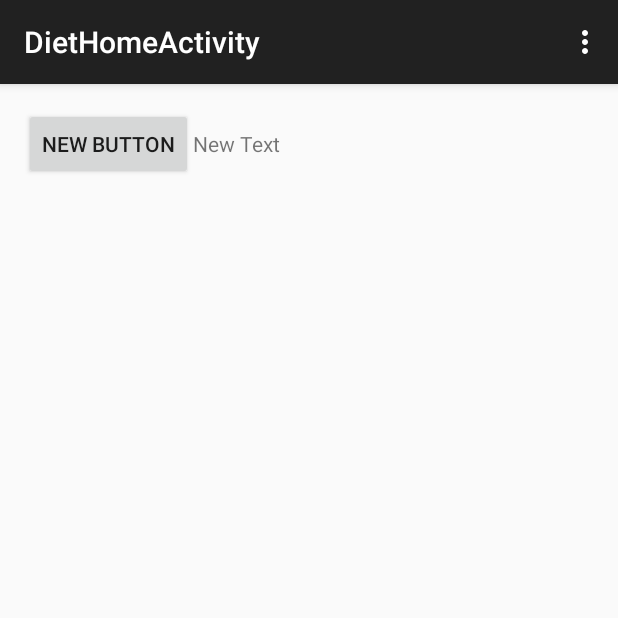
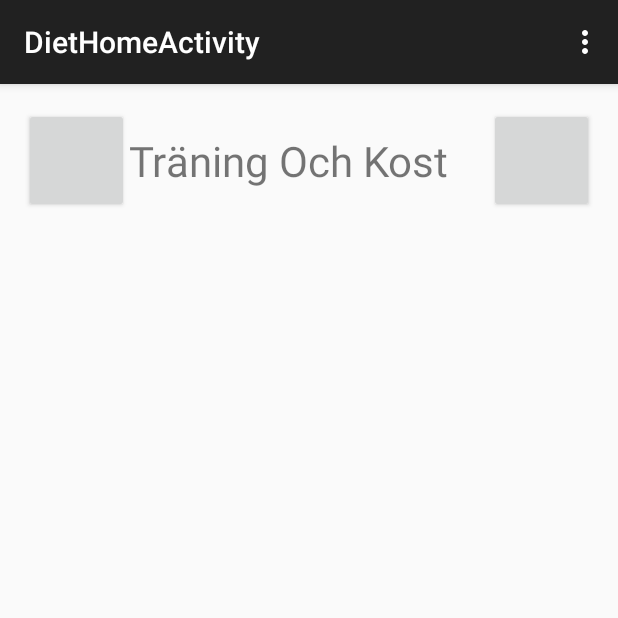
Before and after one commit to VitoInfinito/DATX02-15-39, an Android app: the DietHomeActivity screen opened directly, with no data from a screen before it, on a phone screen of 412 x 824 dp, the top half of it. Run offline under Robolectric (Android 15) with nearby library versions, the phone set to English and light mode, and no system bars.

Commit message:
Added buttons to the diet view

```diff
--- a/ToK/app/src/main/res/layout/activity_diet_home.xml
+++ b/ToK/app/src/main/res/layout/activity_diet_home.xml
@@ -18,37 +18,49 @@
 
         <GridLayout
             android:layout_width="match_parent"
-            android:layout_height="wrap_content"
+            android:layout_height="70dp"
             android:minHeight="70dp"
             android:id="@+id/menu_bar"
             android:columnCount="3"
-            android:orientation="horizontal">
+            android:orientation="horizontal"
+            android:layout_gravity="top|left|center|right">
 
             <Button
+                android:layout_width="70dp"
+                android:layout_height="match_parent"
+                android:id="@+id/menu_button"
+                android:layout_row="0"
+                android:layout_column="0"
+                android:layout_gravity="top|left|bottom|right"
+                />
+
+            <TextView
                 android:layout_width="wrap_content"
                 android:layout_height="match_parent"
-                android:text="New Button"
-                android:id="@+id/button3"
+                android:text="@string/TrainingAndDiet"
+                android:id="@+id/menu_bar_title"
                 android:layout_row="0"
-                android:layout_column="0" />
-
-            <TextView
-                android:layout_width="match_parent"
-                android:layout_height="match_parent"
-                android:text="New Text"
-                android:id="@+id/textView2"
-                android:layout_row="0"
-                android:layout_column="1" />
+                android:layout_column="1"
+                android:layout_gravity="top|left|bottom|right"
+                android:textSize="28sp"
+                android:gravity="center_vertical"/>
 
             <Button
-                android:layout_width="wrap_content"
-                android:layout_height="wrap_content"
-                android:text="New Button"
-                android:id="@+id/button4"
-                android:gravity="right"
+                android:layout_width="70dp"
+                android:layout_height="match_parent"
+                android:id="@+id/add_activity_button"
                 android:layout_row="0"
-                android:layout_column="2" />
+                android:layout_column="2"
+                android:maxWidth="70dp"
+                />
+        </GridLayout>
 
-        </GridLayout>
+        <FrameLayout
+            android:layout_width="fill_parent"
+            android:layout_height="match_parent"
+            android:layout_gravity="center_horizontal"
+            android:id="@+id/body_frame">
+        </FrameLayout>
+
     </LinearLayout>
 </RelativeLayout>
--- /dev/null
+++ b/ToK/app/src/main/res/values-w820dp/strings.xml
@@ -0,0 +1,4 @@
+<?xml version="1.0" encoding="utf-8"?>
+<resources>
+    <string name="TrainingAndDiet">Träning Och Kost</string>
+</resources>
--- a/ToK/app/src/main/res/values/strings.xml
+++ b/ToK/app/src/main/res/values/strings.xml
@@ -8,5 +8,6 @@
     <string name="title_activity_main">MainActivity</string>
     <string name="title_activity_diet_home">DietHomeActivity</string>
     <string name="title_activity_sleep_home">SleepHomeActivity</string>
+    <string name="TrainingAndDiet">Träning Och Kost</string>
 
 </resources>
```
